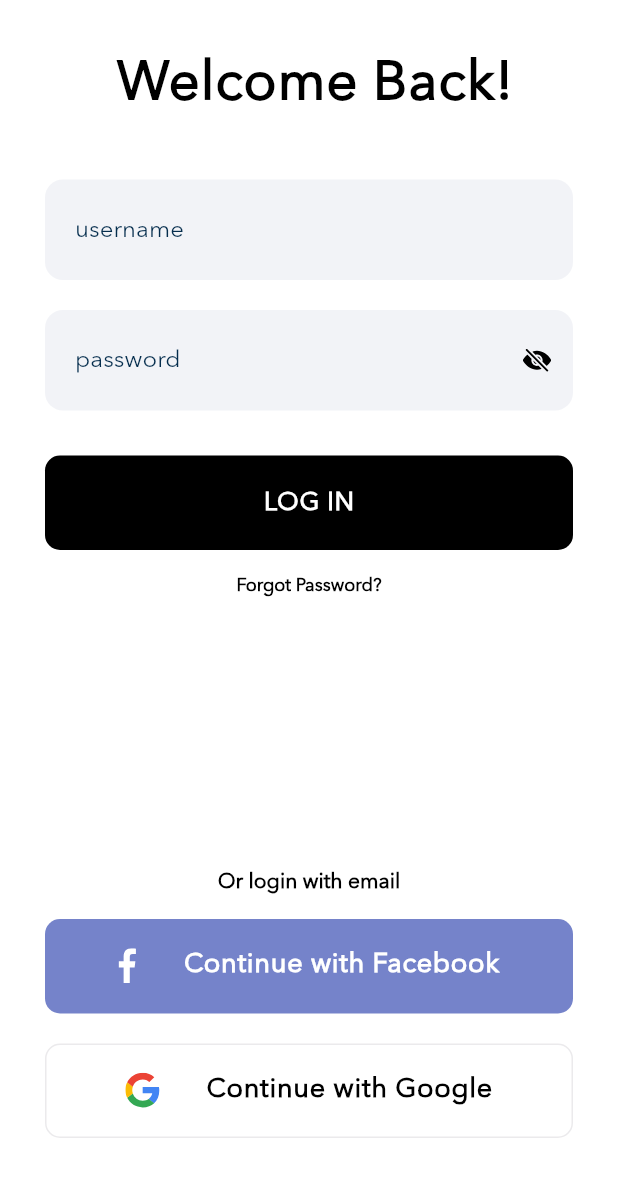
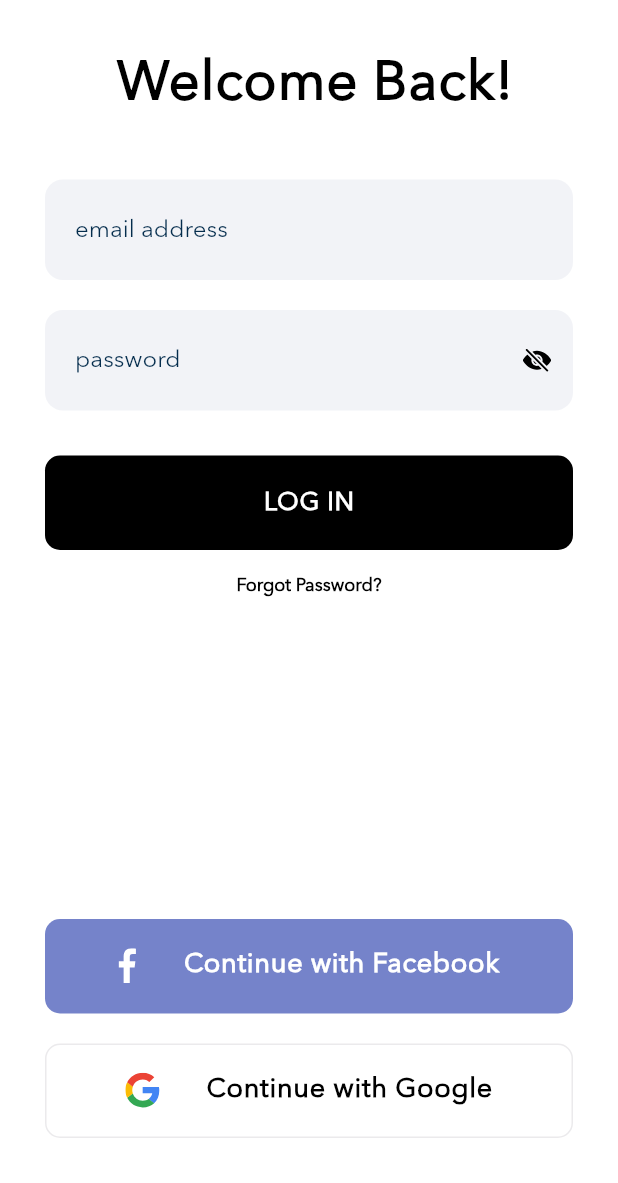
Before and after one commit to thelazyindian/tattva, a Flutter app: the screen it shows after launch, after a tap on "Login to Account", on a phone screen of 412 x 824 dp, the part 53-1236 px from its top. Run offline on Flutter 3.47's test engine with Material 2 defaults, Android fonts, the light colour scheme and no system bars; our stand-ins replace bloc, cloud_firestore, dartz, firebase_auth, firebase_core, flutter_bloc and 6 more; missing offline and left inert: flutter_facebook_auth; accounts and stored records are empty; project files that could hold a hidden picture were left out.

Commit message:
Remove username stuff and update edit profile fields

```diff
--- a/lib/application/bloc/authentication_bloc.dart
+++ b/lib/application/bloc/authentication_bloc.dart
@@ -13,7 +13,6 @@ import 'package:tattva/domain/authentication/i_auth_facade.dart';
 import 'package:tattva/domain/authentication/name.dart';
 import 'package:tattva/domain/authentication/password.dart';
 import 'package:tattva/domain/authentication/user.dart';
-import 'package:tattva/domain/authentication/username.dart';
 
 part 'authentication_bloc.freezed.dart';
 part 'authentication_event.dart';
@@ -62,13 +61,6 @@ class AuthenticationBloc
           status: _validateFields(name: name),
         );
       },
-      onUsernameChanged: (e) async* {
-        final username = Username.dirty(value: e.value);
-        yield newState.copyWith(
-          username: username,
-          status: _validateFields(username: username),
-        );
-      },
       onPasswordChanged: (e) async* {
         final password = Password.dirty(value: e.value);
         yield newState.copyWith(
@@ -90,26 +82,12 @@ class AuthenticationBloc
           yield newState.copyWith(showErrorMessage: true);
         }
       },
-      loginWithUsername: (e) async* {
-        if (canSubmitForm) {
-          yield newState.copyWith(status: FormzStatus.submissionInProgress);
-          final authFailureOrSuccess = await _authFacade
-              .signInWithEmailAndPassword(newState.email, newState.password);
-          yield newState.copyWith(
-            authFailureOrSuccessOption: optionOf(authFailureOrSuccess),
-            status: FormzStatus.valid,
-          );
-        } else {
-          yield newState.copyWith(showErrorMessage: true);
-        }
-      },
       registerWithEmail: (e) async* {
         if (canSubmitForm) {
           yield newState.copyWith(status: FormzStatus.submissionInProgress);
           final authFailureOrSuccess =
               await _authFacade.createUserWithEmailAndPassword(
             newState.name,
-            newState.username,
             newState.email,
             newState.password,
           );
@@ -188,22 +166,19 @@ class AuthenticationBloc
 
   FormzStatus _validateFields({
     Name? name,
-    Username? username,
     Email? email,
     Password? password,
   }) {
     name ??= state.name;
-    username ??= state.username;
     email ??= state.email;
     password ??= state.password;
     return state.authFormType.map(
       (value) => FormzStatus.pure,
       loginWithEmail: (_) => Formz.validate([email!, password!]),
-      loginWithUsername: (_) => Formz.validate([username!, password!]),
+      updateProfile: (_) => Formz.validate([name!, email!]),
       resetPassword: (_) => Formz.validate([email!]),
       register: (_) => Formz.validate([
         name!,
-        username!,
         email!,
         password!,
       ]),
--- a/lib/application/bloc/authentication_event.dart
+++ b/lib/application/bloc/authentication_event.dart
@@ -8,13 +8,10 @@ class AuthenticationEvent with _$AuthenticationEvent {
       _OnEmailChanged;
   const factory AuthenticationEvent.onNameChanged(String value) =
       _OnNameChanged;
-  const factory AuthenticationEvent.onUsernameChanged(String value) =
-      _OnUsernameChanged;
   const factory AuthenticationEvent.onPasswordChanged(String value) =
       _OnPasswordChanged;
   const factory AuthenticationEvent.authCheckRequested() = _AuthCheckRequested;
   const factory AuthenticationEvent.loginWithEmail() = _LoginWithEmail;
-  const factory AuthenticationEvent.loginWithUsername() = _LoginWithUsername;
   const factory AuthenticationEvent.registerWithEmail() = _RegisterWithEmail;
   const factory AuthenticationEvent.loginWithGoogle() = _LoginWithGoogle;
   const factory AuthenticationEvent.loginWithFacebook() = _LoginWithFacebook;
--- a/lib/application/bloc/authentication_state.dart
+++ b/lib/application/bloc/authentication_state.dart
@@ -5,7 +5,6 @@ class AuthenticationState with _$AuthenticationState {
   const factory AuthenticationState({
     required AuthFormType authFormType,
     required Name name,
-    required Username username,
     required Email email,
     required Password password,
     required FormzStatus status,
@@ -14,6 +13,8 @@ class AuthenticationState with _$AuthenticationState {
     required bool loadingGoogleSignIn,
     required bool loadingFacebookSignIn,
     required Option<Either<AuthFailure, User>> authFailureOrSuccessOption,
+    required Option<Either<AuthFailure, User>>
+        updateProfileFailureOrSuccessOption,
     required Option<Either<AuthFailure, Unit>>
         resetPasswordFailureOrSuccessOption,
   }) = _AuthenticationState;
@@ -21,7 +22,6 @@ class AuthenticationState with _$AuthenticationState {
   factory AuthenticationState.initial() => _AuthenticationState(
         authFormType: AuthFormType(),
         name: const Name.pure(),
-        username: const Username.pure(),
         email: const Email.pure(),
         password: const Password.pure(),
         status: FormzStatus.pure,
@@ -30,6 +30,7 @@ class AuthenticationState with _$AuthenticationState {
         loadingGoogleSignIn: false,
         loadingFacebookSignIn: false,
         authFailureOrSuccessOption: none(),
+        updateProfileFailureOrSuccessOption: none(),
         resetPasswordFailureOrSuccessOption: none(),
       );
 }
--- a/lib/domain/authentication/auth_form_type.dart
+++ b/lib/domain/authentication/auth_form_type.dart
@@ -5,8 +5,8 @@ part 'auth_form_type.freezed.dart';
 @freezed
 class AuthFormType with _$AuthFormType {
   const factory AuthFormType() = _AuthFormType;
+  const factory AuthFormType.updateProfile() = _UpdateProfile;
   const factory AuthFormType.loginWithEmail() = _LoginWithEmail;
-  const factory AuthFormType.loginWithUsername() = _LoginWithUsername;
   const factory AuthFormType.register() = _Register;
   const factory AuthFormType.resetPassword() = _ResetPassword;
 }
--- a/lib/domain/authentication/i_auth_facade.dart
+++ b/lib/domain/authentication/i_auth_facade.dart
@@ -4,7 +4,6 @@ import 'package:tattva/domain/authentication/email.dart';
 import 'package:tattva/domain/authentication/name.dart';
 import 'package:tattva/domain/authentication/password.dart';
 import 'package:tattva/domain/authentication/user.dart' as user;
-import 'package:tattva/domain/authentication/username.dart';
 
 abstract class IAuthFacade {
   Future<Either<AuthFailure, user.User>> signInWithEmailAndPassword(
@@ -13,7 +12,6 @@ abstract class IAuthFacade {
   );
   Future<Either<AuthFailure, user.User>> createUserWithEmailAndPassword(
     Name name,
-    Username username,
     Email email,
     Password password,
   );
--- a/lib/domain/authentication/username.dart
+++ /dev/null
@@ -1,19 +0,0 @@
-import 'package:formz/formz.dart';
-import 'package:tattva/utils/others.dart';
-
-enum UsernameError { empty, invalid }
-
-class Username extends FormzInput<String, UsernameError> {
-  const Username.pure() : super.pure('');
-
-  const Username.dirty({String value = ''}) : super.dirty(value);
-
-  @override
-  UsernameError? validator(String? value) {
-    return value?.isNotEmpty ?? false
-        ? usernameRegex.hasMatch(value!)
-            ? null
-            : UsernameError.invalid
-        : UsernameError.empty;
-  }
-}
--- a/lib/infrastructure/authentication/auth_facade.dart
+++ b/lib/infrastructure/authentication/auth_facade.dart
@@ -12,7 +12,6 @@ import 'package:tattva/domain/authentication/i_auth_facade.dart';
 import 'package:tattva/domain/authentication/name.dart';
 import 'package:tattva/domain/authentication/password.dart';
 import 'package:tattva/domain/authentication/user.dart' as user;
-import 'package:tattva/domain/authentication/username.dart';
 import 'package:tattva/utils/db.dart';
 
 @LazySingleton(as: IAuthFacade)
@@ -67,7 +66,6 @@ class AuthFacade implements IAuthFacade {
   @override
   Future<Either<AuthFailure, user.User>> createUserWithEmailAndPassword(
     Name name,
-    Username username,
     Email email,
     Password password,
   ) async {
@@ -83,7 +81,6 @@ class AuthFacade implements IAuthFacade {
       final userMap = {
         'displayName': _name,
         'email': _user.email,
-        'username': username.value,
         'creationTime': Timestamp.fromDate(_user.metadata.creationTime!),
         'lastSignInTime': Timestamp.fromDate(_user.metadata.lastSignInTime!),
       };
@@ -140,7 +137,6 @@ class AuthFacade implements IAuthFacade {
       final userMap = {
         'displayName': _user.displayName,
         'email': _user.email,
-        'username': '',
         'creationTime': Timestamp.fromDate(_user.metadata.creationTime!),
         'lastSignInTime': Timestamp.fromDate(_user.metadata.lastSignInTime!),
       };
@@ -184,7 +180,6 @@ class AuthFacade implements IAuthFacade {
       final userMap = {
         'displayName': _user.displayName,
         'email': _user.email,
-        'username': '',
         'creationTime': Timestamp.fromDate(_user.metadata.creationTime!),
         'lastSignInTime': Timestamp.fromDate(_user.metadata.lastSignInTime!),
       };
--- a/lib/main.dart
+++ b/lib/main.dart
@@ -60,10 +60,9 @@ class MyApp extends StatelessWidget {
       home: SplashPage(),
       routes: {
         '/landing': (_) => LandingPage(),
-        '/home': (_) => HomePage(),
+        '/home': (_) => ProfilePage(),
         '/register': (_) => RegisterPage(),
-        '/login': (_) => LoginPage(withEmail: false),
-        '/login_with_email': (_) => LoginPage(withEmail: true),
+        '/login': (_) => LoginPage(),
         '/forgot_password': (_) => ForgotPassword(),
         '/edit_profile': (_) => EditProfilePage(),
       },
--- a/lib/pages/authentication/login_page.dart
+++ b/lib/pages/authentication/login_page.dart
@@ -10,17 +10,12 @@ import 'package:tattva/pages/authentication/widgets/custom_sliver_app_bar.dart';
 import 'package:tattva/pages/authentication/widgets/email_field.dart';
 import 'package:tattva/pages/authentication/widgets/password_field.dart';
 import 'package:tattva/pages/authentication/widgets/primary_login_button.dart';
-import 'package:tattva/pages/authentication/widgets/username_field.dart';
 import 'package:tattva/utils/dimens.dart';
 import 'package:tattva/utils/others.dart';
 import 'package:tattva/utils/strings.dart';
 import 'package:tattva/utils/styles.dart';
 
 class LoginPage extends StatefulWidget {
-  final bool withEmail;
-
-  const LoginPage({Key? key, required this.withEmail}) : super(key: key);
-
   @override
   _LoginPageState createState() => _LoginPageState();
 }
@@ -58,7 +53,7 @@ class _LoginPageState extends State<LoginPage> {
                 return Column(
                   mainAxisAlignment: MainAxisAlignment.center,
                   children: [
-                    if (widget.withEmail) EmailField() else UsernameField(),
+                    EmailField(),
                     const SizedBox(height: inputFieldsSpacing),
                     PasswordField(inLoginView: true),
                     const SizedBox(height: formBtnSpacing),
@@ -68,13 +63,8 @@ class _LoginPageState extends State<LoginPage> {
                       onPressed: loadingRequest
                           ? null
                           : () {
-                              if (widget.withEmail) {
-                                getIt<AuthenticationBloc>()
-                                    .add(AuthenticationEvent.loginWithEmail());
-                              } else {
-                                getIt<AuthenticationBloc>().add(
-                                    AuthenticationEvent.loginWithUsername());
-                              }
+                              getIt<AuthenticationBloc>()
+                                  .add(AuthenticationEvent.loginWithEmail());
                             },
                     ),
                     TextButton(
@@ -109,22 +99,6 @@ class _LoginPageState extends State<LoginPage> {
                       ),
                     ),
                     Spacer(),
-                    if (!widget.withEmail)
-                      TextButton(
-                        onPressed: loadingRequest
-                            ? null
-                            : () {
-                                Navigator.pushNamed(
-                                        context, '/login_with_email')
-                                    .then((value) => setBloc());
-                              },
-                        child: Text(BTN_LOGIN_WITH_EMAIL),
-                        style: secondaryBtnStyle.copyWith(
-                          textStyle: MaterialStateProperty.all(
-                              secondaryBtnTextStyle.copyWith(
-                                  fontSize: authSecondaryBtnFontSize)),
-                        ),
-                      ),
                     ContinueWithFacebook(),
                     const SizedBox(height: inputFieldsSpacing),
                     ContinueWithGoogle(),
@@ -138,9 +112,6 @@ class _LoginPageState extends State<LoginPage> {
     );
   }
 
-  setBloc() => getIt<AuthenticationBloc>().add(AuthenticationEvent.setFormType(
-        widget.withEmail
-            ? AuthFormType.loginWithEmail()
-            : AuthFormType.loginWithUsername(),
-      ));
+  setBloc() => getIt<AuthenticationBloc>()
+      .add(AuthenticationEvent.setFormType(AuthFormType.loginWithEmail()));
 }
--- a/lib/pages/authentication/register_page.dart
+++ b/lib/pages/authentication/register_page.dart
@@ -6,7 +6,6 @@ import 'package:tattva/injection.dart';
 import 'package:tattva/pages/authentication/widgets/email_field.dart';
 import 'package:tattva/pages/authentication/widgets/name_field.dart';
 import 'package:tattva/pages/authentication/widgets/primary_login_button.dart';
-import 'package:tattva/pages/authentication/widgets/username_field.dart';
 import 'package:tattva/utils/dimens.dart';
 import 'package:tattva/utils/others.dart';
 import 'package:tattva/utils/strings.dart';
@@ -53,8 +52,6 @@ class _RegisterPageState extends State<RegisterPage> {
               return Column(
                 mainAxisAlignment: MainAxisAlignment.center,
                 children: [
-                  UsernameField(),
-                  const SizedBox(height: inputFieldsSpacing),
                   NameField(),
                   const SizedBox(height: inputFieldsSpacing),
                   EmailField(),
@@ -75,7 +72,7 @@ class _RegisterPageState extends State<RegisterPage> {
                     onPressed: loadingRequest
                         ? null
                         : () {
-                            Navigator.pushNamed(context, '/login_with_email')
+                            Navigator.pushNamed(context, '/login')
                                 .then((value) => setBloc());
                           },
                     child: Text(BTN_LOGIN_WITH_EMAIL),
--- a/lib/pages/authentication/widgets/email_field.dart
+++ b/lib/pages/authentication/widgets/email_field.dart
@@ -8,6 +8,10 @@ import 'package:tattva/utils/dimens.dart';
 import 'package:tattva/utils/strings.dart';
 
 class EmailField extends StatelessWidget {
+  const EmailField({Key? key, this.initialValue}) : super(key: key);
+
+  final String? initialValue;
+
   @override
   Widget build(BuildContext context) {
     return BlocBuilder<AuthenticationBloc, AuthenticationState>(
@@ -15,6 +19,7 @@ class EmailField extends StatelessWidget {
       builder: (context, state) {
         return TextFormField(
           cursorWidth: cursorWidth,
+          initialValue: initialValue,
           enabled: !(state.loadingGoogleSignIn ||
               state.loadingFacebookSignIn ||
               state.status.isSubmissionInProgress),
--- a/lib/pages/authentication/widgets/name_field.dart
+++ b/lib/pages/authentication/widgets/name_field.dart
@@ -8,6 +8,10 @@ import 'package:tattva/utils/dimens.dart';
 import 'package:tattva/utils/strings.dart';
 
 class NameField extends StatelessWidget {
+  const NameField({Key? key, this.initialValue}) : super(key: key);
+
+  final String? initialValue;
+
   @override
   Widget build(BuildContext context) {
     return BlocBuilder<AuthenticationBloc, AuthenticationState>(
@@ -15,6 +19,7 @@ class NameField extends StatelessWidget {
       builder: (context, state) {
         return TextFormField(
           cursorWidth: cursorWidth,
+          initialValue: initialValue,
           enabled: !(state.loadingGoogleSignIn ||
               state.loadingFacebookSignIn ||
               state.status.isSubmissionInProgress),
--- a/lib/pages/authentication/widgets/username_field.dart
+++ /dev/null
@@ -1,37 +0,0 @@
-import 'package:flutter/material.dart';
-import 'package:flutter_bloc/flutter_bloc.dart';
-import 'package:formz/formz.dart';
-import 'package:tattva/application/bloc/authentication_bloc.dart';
-import 'package:tattva/domain/authentication/username.dart';
-import 'package:tattva/injection.dart';
-import 'package:tattva/utils/dimens.dart';
-import 'package:tattva/utils/strings.dart';
-
-class UsernameField extends StatelessWidget {
-  @override
-  Widget build(BuildContext context) {
-    return BlocBuilder<AuthenticationBloc, AuthenticationState>(
-      bloc: getIt<AuthenticationBloc>(),
-      builder: (context, state) {
-        return TextFormField(
-          cursorWidth: cursorWidth,
-          enabled: !(state.loadingGoogleSignIn ||
-              state.loadingFacebookSignIn ||
-              state.status.isSubmissionInProgress),
-          decoration: InputDecoration(
-            hintText: HINT_TXT_USERNAME,
-            errorText: state.showErrorMessage
-                ? state.username.error == UsernameError.empty
-                    ? EMPTY_USERNAME_ERROR
-                    : state.username.error == UsernameError.invalid
-                        ? INVALID_USERNAME_ERROR
-                        : null
-                : null,
-          ),
-          onChanged: (value) => getIt<AuthenticationBloc>()
-              .add(AuthenticationEvent.onUsernameChanged(value)),
-        );
-      },
-    );
-  }
-}
--- a/lib/utils/dimens.dart
+++ b/lib/utils/dimens.dart
@@ -42,3 +42,5 @@ const profileEmailFontSize = 14.0;
 const profileItemsHeaderFontSize = 14.0;
 
 const editProfileTitleFontSize = 20.0;
+const editProfileUploadPicBtnFontSize = 14.0;
+const editProfileUploadPicThumbnailSize = 154.0;
--- a/lib/utils/strings.dart
+++ b/lib/utils/strings.dart
@@ -44,3 +44,5 @@ const PROFILE_ITEM_ABOUT_US = 'About us';
 const PROFILE_ITEM_LOGOUT = 'Logout';
 const EDIT_PROFILE_TITLE = 'Edit Your Profile';
 const EDIT_PROFILE_SAVE_BUTTON = 'SAVE CHANGES';
+
+const BTN_UPLOAD_PROFILE_PIC = 'Upload Picture';
```
Also changed, not shown: lib/pages/edit_profile/edit_profile_page.dart (+51 -8 lines), lib/pages/profile/profile_page.dart (+13 -3 lines), lib/pages/profile/widgets/profile_items_list.dart (+12 -1 lines), lib/application/bloc/authentication_bloc.freezed.dart, lib/domain/authentication/auth_form_type.freezed.dart.
